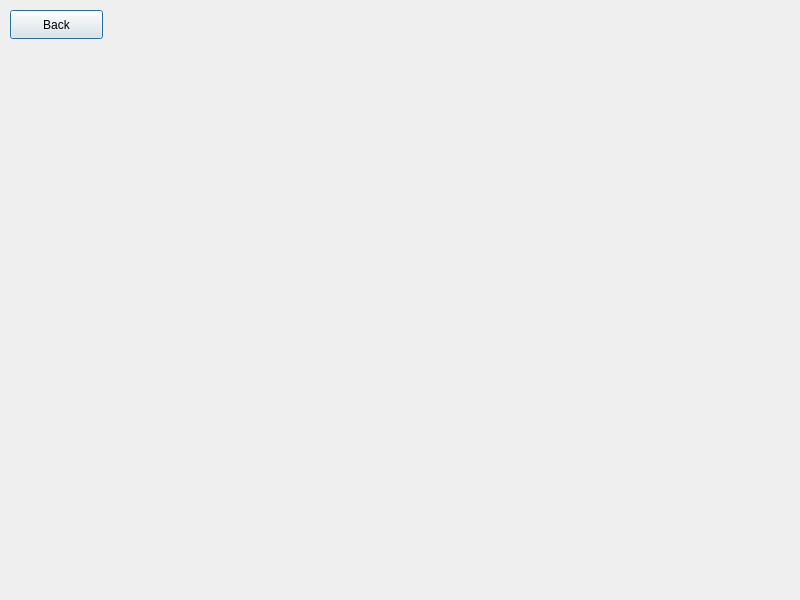
Above: gui/displaydialog.ui from SabreBirdOne/SDD_GreenNoise before the change. Below: the same form after it.
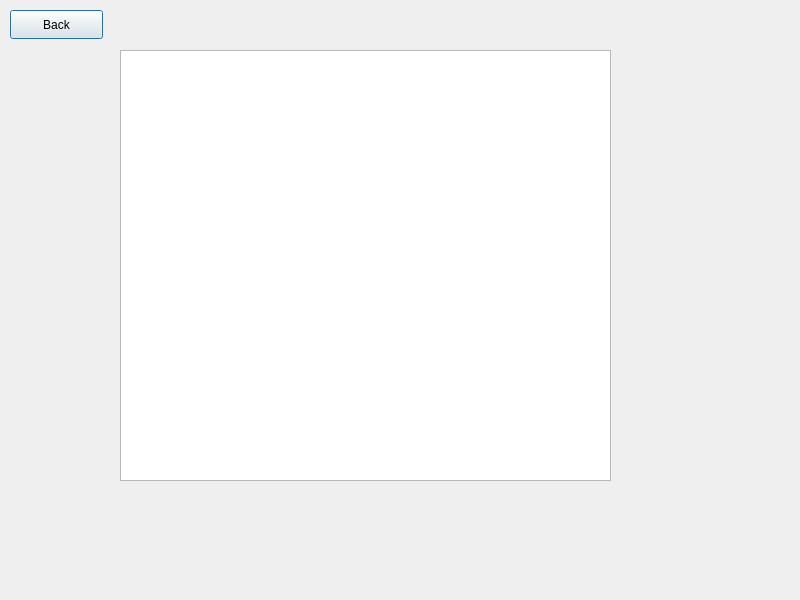
That is the form after the change.

```diff
--- a/gui/displaydialog.ui
+++ b/gui/displaydialog.ui
@@ -26,6 +26,16 @@
     <string>Back</string>
    </property>
   </widget>
+  <widget class="QTextBrowser" name="textBrowser">
+   <property name="geometry">
+    <rect>
+     <x>120</x>
+     <y>50</y>
+     <width>491</width>
+     <height>431</height>
+    </rect>
+   </property>
+  </widget>
  </widget>
  <resources/>
  <connections/>
```
